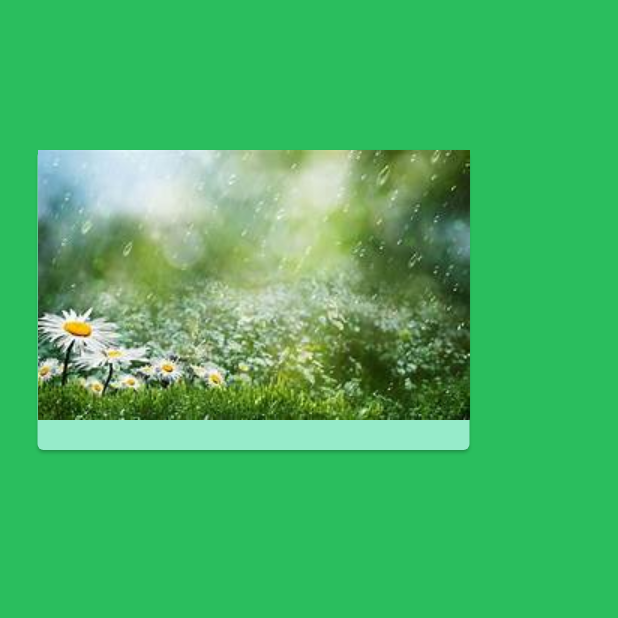
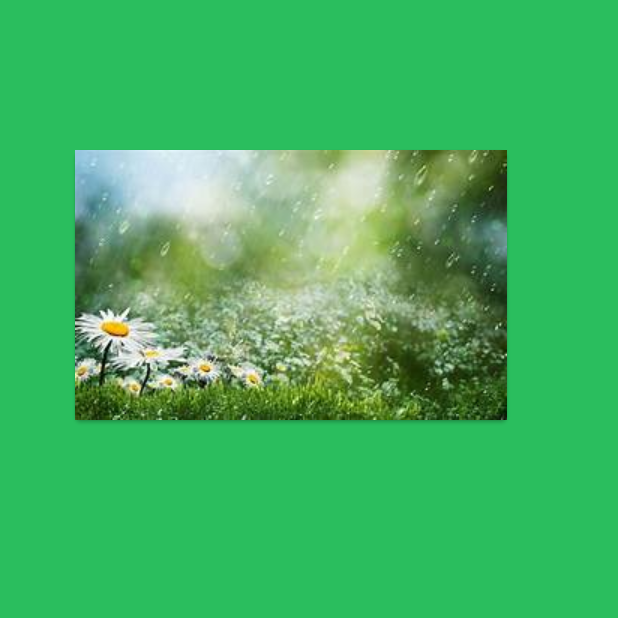
Before and after one commit to bocahkampung212/penjemputan_sampah, a Flutter app: the Dashbord screen opened directly, on a phone screen of 412 x 824 dp, the top half of it. Run offline on Flutter 3.47's test engine with Material 2 defaults, Android fonts, the phone set to English and light mode, and no system bars.

```diff
--- a/lib/views/Dashbord.dart
+++ b/lib/views/Dashbord.dart
@@ -9,12 +9,12 @@ class Dashbord extends StatelessWidget {
         backgroundColor: Color.fromRGBO(42, 190, 94, 1),
         body: Stack(children: [
           Container(
-              height: 300,
+              height: 280,
               child: Card(
                   margin: EdgeInsets.only(
                     top: 100,
-                    left: 25,
-                    right: 25,
+                    left: 50,
+                    right: 50,
                     bottom: 0,
                   ),
                   color: Color.fromARGB(255, 150, 235, 202),
```
